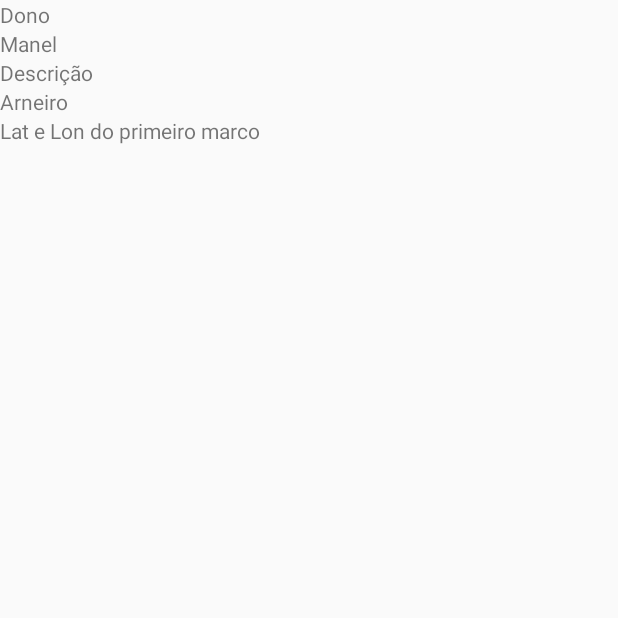
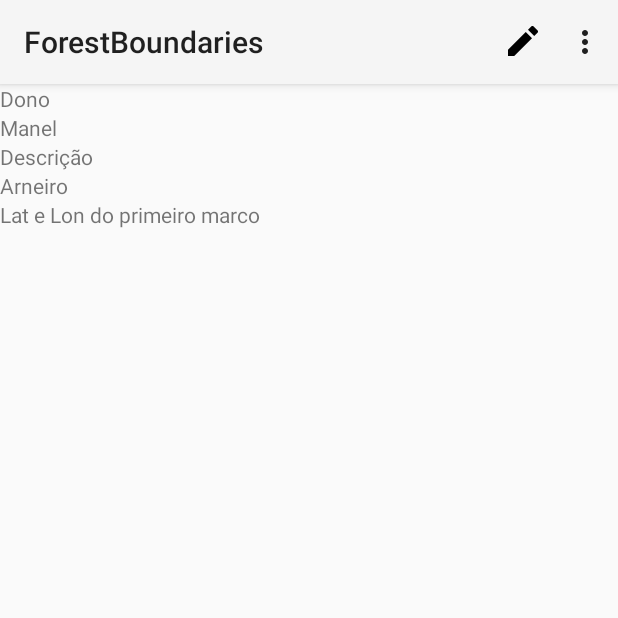
Before and after one commit to francpisco/Forest-Boundaries, an Android app: the screen it shows after launch (DetailActivity), after a tap on "Arneiro", on a phone screen of 412 x 824 dp, the top half of it. Run offline under Robolectric (Android 15) with nearby library versions, the phone set to English and light mode, and no system bars.

Commit message:
some changes to background threads and starting to implement new functionality

```diff
--- a/app/src/main/java/almeida/francisco/forestboundaries/DetailActivity.java
+++ b/app/src/main/java/almeida/francisco/forestboundaries/DetailActivity.java
@@ -2,6 +2,9 @@ package almeida.francisco.forestboundaries;
 
 import android.os.Bundle;
 import android.support.v7.app.AppCompatActivity;
+import android.support.v7.widget.Toolbar;
+import android.view.Menu;
+
 
 public class DetailActivity extends AppCompatActivity {
 
@@ -13,7 +16,15 @@ public class DetailActivity extends AppCompatActivity {
         setContentView(R.layout.activity_detail);
         PropertyDetailFragment fragment = (PropertyDetailFragment) getSupportFragmentManager()
                 .findFragmentById(R.id.detail_frag);
+        Toolbar mToolBar = (Toolbar) findViewById(R.id.detail_toolbar);
+        setSupportActionBar(mToolBar);
         int id = (int) getIntent().getExtras().get(PROP_ID);
         fragment.setPropertyId(id);
     }
+
+    @Override
+    public boolean onCreateOptionsMenu(Menu menu) {
+        getMenuInflater().inflate(R.menu.detail_menu, menu);
+        return super.onCreateOptionsMenu(menu);
+    }
 }
--- a/app/src/main/java/almeida/francisco/forestboundaries/PropertyDetailFragment.java
+++ b/app/src/main/java/almeida/francisco/forestboundaries/PropertyDetailFragment.java
@@ -38,11 +38,9 @@ public class PropertyDetailFragment extends Fragment {
         PropertyDAO pDAO = new PropertyDAO(getActivity());
         OwnerDAO oDAO = new OwnerDAO(getActivity());
         Property p = pDAO.findById(propertyId);
-        System.out.println("" + propertyId + "===============");
         long o_id = p
                 .getOwner()
                 .getId();
-        System.out.println("" + o_id + "===============");
         Owner o = oDAO.findById(o_id);
         if (view != null) {
             TextView ownerView = (TextView) view.findViewById(R.id.owner_value);
--- a/app/src/main/java/almeida/francisco/forestboundaries/PropertyListFragment.java
+++ b/app/src/main/java/almeida/francisco/forestboundaries/PropertyListFragment.java
@@ -5,6 +5,7 @@ import android.app.Activity;
 import android.app.ListFragment;
 import android.database.Cursor;
 import android.database.sqlite.SQLiteDatabase;
+import android.os.AsyncTask;
 import android.os.Bundle;
 import android.view.LayoutInflater;
 import android.view.View;
@@ -15,6 +16,7 @@ import android.widget.ListView;
 import android.widget.SimpleCursorAdapter;
 
 import almeida.francisco.forestboundaries.dbhelper.MyHelper;
+import almeida.francisco.forestboundaries.dbhelper.PropertyDAO;
 import almeida.francisco.forestboundaries.model.Property;
 
 public class PropertyListFragment extends ListFragment {
@@ -67,12 +69,30 @@ public class PropertyListFragment extends ListFragment {
     }
 
     public void myOnRestart() {
-        db = MyHelper.getHelper(getActivity()).getReadableDatabase();
-        Cursor newCursor = db.rawQuery("SELECT " + MyHelper._ID + ", "
-                        + MyHelper.P_DESCRIP + " FROM " + MyHelper.TABLE_PROPERTIES,
-                null);
-        cAdapter.changeCursor(newCursor);
-        cursor = newCursor;
+        new PopulateView().execute();
     }
 
+    private class PopulateView extends AsyncTask<Void, Void, Boolean> {
+
+        Cursor newCursor;
+
+        @Override
+        protected Boolean doInBackground(Void... voids) {
+            db = MyHelper.getHelper(getActivity()).getReadableDatabase();
+            newCursor = db.rawQuery("SELECT " + MyHelper._ID + ", "
+                            + MyHelper.P_DESCRIP + " FROM " + MyHelper.TABLE_PROPERTIES,
+                    null);
+            if (newCursor.getCount() == cursor.getCount())
+                return false;
+            return true;
+        }
+
+        @Override
+        protected void onPostExecute(Boolean changeCursor) {
+            if (!changeCursor)
+                return;
+            cAdapter.changeCursor(newCursor);
+            cursor = newCursor;
+        }
+    }
 }
--- a/app/src/main/java/almeida/francisco/forestboundaries/dbhelper/MyHelper.java
+++ b/app/src/main/java/almeida/francisco/forestboundaries/dbhelper/MyHelper.java
@@ -4,9 +4,6 @@ import android.app.Application;
 import android.content.Context;
 import android.database.sqlite.SQLiteDatabase;
 import android.database.sqlite.SQLiteOpenHelper;
-
-import almeida.francisco.forestboundaries.model.Owner;
-import almeida.francisco.forestboundaries.model.Property;
 
 /**
  * Created by fmpap on 13/12/2017.
@@ -19,7 +16,7 @@ public class MyHelper extends SQLiteOpenHelper {
     private static MyHelper instance;
 
     private static final String DB_NAME = "forest_boundaries";
-    private static final int DB_VERSION = 9;
+    private static final int DB_VERSION = 10;
 
     public static final String _ID = "_id";
     public static final String TABLE_OWNERS = "owners";
--- a/app/src/main/java/almeida/francisco/forestboundaries/dbhelper/PropertyDAO.java
+++ b/app/src/main/java/almeida/francisco/forestboundaries/dbhelper/PropertyDAO.java
@@ -98,6 +98,19 @@ public class PropertyDAO {
         return properties;
     }
 
+    //cRud
+    public int getCount() {
+        int count = 0;
+        SQLiteDatabase db = myHelper.getReadableDatabase();
+        Cursor c = db.rawQuery("SELECT " + MyHelper._ID
+                            + " FROM " + MyHelper.TABLE_PROPERTIES,
+                            null);
+        count = c.getCount();
+        c.close();
+        db.close();
+        return count;
+    }
+
     //crUd
     public boolean update(Property property) {
         return true;
--- a/app/src/main/res/layout/activity_detail.xml
+++ b/app/src/main/res/layout/activity_detail.xml
@@ -1,8 +1,25 @@
 <?xml version="1.0" encoding="utf-8"?>
-<fragment xmlns:android="http://schemas.android.com/apk/res/android"
-    class="almeida.francisco.forestboundaries.PropertyDetailFragment"
-    android:id="@+id/detail_frag"
+<LinearLayout
+    xmlns:android="http://schemas.android.com/apk/res/android"
+    xmlns:app="http://schemas.android.com/apk/res-auto"
     android:layout_width="match_parent"
-    android:layout_height="match_parent">
+    android:layout_height="match_parent"
+    android:orientation="vertical">
 
-</fragment>
+    <android.support.v7.widget.Toolbar
+        android:id="@+id/detail_toolbar"
+        android:layout_width="match_parent"
+        android:layout_height="?attr/actionBarSize"
+        android:background="?attr/colorPrimary"
+        android:elevation="4dp"
+        android:theme="@style/ThemeOverlay.AppCompat.ActionBar"
+        app:popupTheme="@style/ThemeOverlay.AppCompat.Light"/>
+
+    <fragment
+        class="almeida.francisco.forestboundaries.PropertyDetailFragment"
+        android:id="@+id/detail_frag"
+        android:layout_width="match_parent"
+        android:layout_height="match_parent">
+
+    </fragment>
+</LinearLayout>
--- /dev/null
+++ b/app/src/main/res/menu/detail_menu.xml
@@ -0,0 +1,17 @@
+<?xml version="1.0" encoding="utf-8"?>
+<menu xmlns:android="http://schemas.android.com/apk/res/android"
+    xmlns:app="http://schemas.android.com/apk/res-auto"
+    xmlns:tools="http://schemas.android.com/tools"
+    tools:context=".MainActivity">
+    <item
+        android:id="@+id/edit_prop"
+        android:title="@string/edit_prop"
+        android:icon="@drawable/ic_mode_edit_black_24dp"
+        android:orderInCategory="100"
+        app:showAsAction="ifRoom" />
+    <item
+        android:id="@+id/settings_action"
+        android:title="@string/settings_action"
+        android:orderInCategory="1"
+        app:showAsAction="never"/>
+</menu>
--- a/app/src/main/res/values/strings.xml
+++ b/app/src/main/res/values/strings.xml
@@ -14,4 +14,5 @@
     <string name="submit_new_prop">Submeter</string>
     <string name="instructions_new_prop">Após submeter podes recolher localização de marcos</string>
     <string name="description_error">A descrição não pode estar vazia!</string>
+    <string name="edit_prop">Editar</string>
 </resources>
```
Also changed, not shown: app/src/main/res/drawable-hdpi/ic_mode_edit_black_24dp.png (added), app/src/main/res/drawable-mdpi/ic_mode_edit_black_24dp.png (added), app/src/main/res/drawable-xhdpi/ic_mode_edit_black_24dp.png (added), app/src/main/res/drawable-xxhdpi/ic_mode_edit_black_24dp.png (added), app/src/main/res/drawable-xxxhdpi/ic_mode_edit_black_24dp.png (added).
